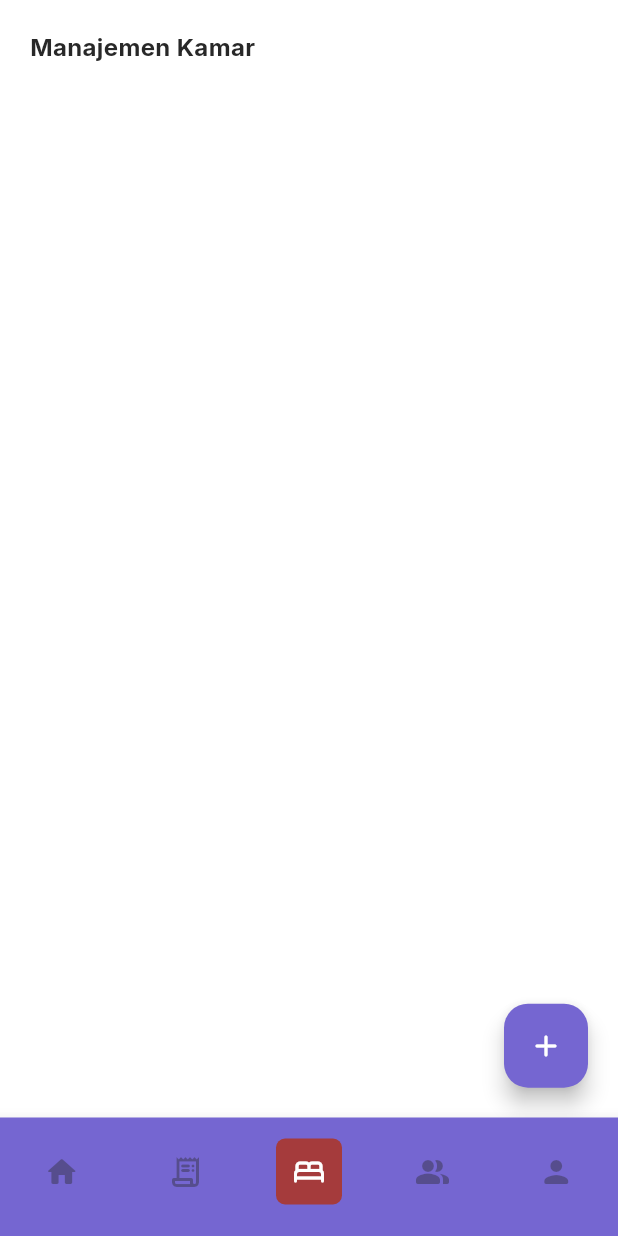
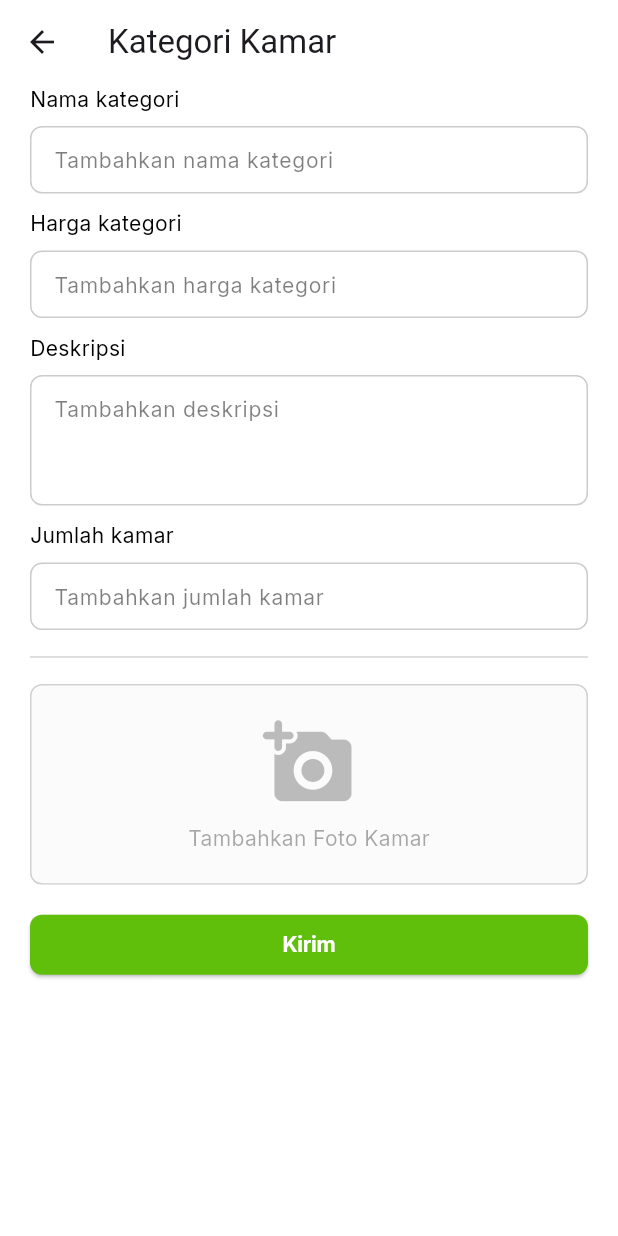
Before and after one commit to farishasyim/ukost, a Flutter app: the Template screen opened directly, item 3 of the bottom bar chosen, after a tap on the "add" icon, on a phone screen of 412 x 824 dp. Run offline on Flutter 3.47's test engine with Material 3 defaults, Android fonts, the phone set to English and light mode, and no system bars; our stand-ins replace dio, file_picker, google_fonts, image_picker, shared_preferences, syncfusion_flutter_charts; accounts and stored records are empty; network calls fail.

Commit message:
implement store category room

```diff
--- a/lib/app/repositories/category/category_repository.dart
+++ b/lib/app/repositories/category/category_repository.dart
@@ -22,4 +22,21 @@ class CategoryRepository {
     }
     return [];
   }
+
+  static Future<bool> storeCategory(Map<String, dynamic> request) async {
+    try {
+      var res = await dio.post(
+        Routes.storeCategory,
+        data: FormData.fromMap(request),
+        options: Header.init(isMultipart: true),
+      );
+      if (res.statusCode == 200) {
+        Log.message(res);
+        return true;
+      }
+    } on DioException catch (e) {
+      Log.error(e);
+    }
+    return false;
+  }
 }
--- a/lib/config/color_assets.dart
+++ b/lib/config/color_assets.dart
@@ -10,5 +10,5 @@ class ColorAsset {
 
   static Color red = const Color.fromRGBO(165, 59, 60, 1);
 
-  static Color success = const Color.fromARGB(255, 130, 236, 38);
+  static Color success = const Color.fromARGB(255, 95, 191, 11);
 }
--- a/lib/config/routes.dart
+++ b/lib/config/routes.dart
@@ -13,4 +13,6 @@ class Routes {
 
   // -------------- ROOM MANAGEMENT -----------------
   static const String roomManagement = "$api/room-management";
+  static const String category = "$roomManagement/category";
+  static const String storeCategory = "$category/store";
 }
--- /dev/null
+++ b/lib/ui_features/components/buttons/multimedia_button.dart
@@ -0,0 +1,113 @@
+import 'dart:io';
+
+import 'package:file_picker/file_picker.dart';
+import 'package:flutter/material.dart';
+import 'package:google_fonts/google_fonts.dart';
+import 'package:ukost/config/color_assets.dart';
+import 'package:ukost/config/constraint.dart';
+import 'package:ukost/config/file_picker.dart';
+
+class MultimediaButton extends StatefulWidget {
+  const MultimediaButton({
+    super.key,
+    required this.onTap,
+    required this.onCancel,
+    this.path,
+  });
+  final Function(File) onTap;
+  final Function() onCancel;
+  final String? path;
+
+  @override
+  State<MultimediaButton> createState() => _MultimediaButtonState();
+}
+
+class _MultimediaButtonState extends State<MultimediaButton> {
+  File? file;
+
+  @override
+  Widget build(BuildContext context) {
+    return InkWell(
+      onTap: file == null
+          ? () async {
+              var pick = await FilePickerHelper.pickFile(
+                fileType: FileType.image,
+              );
+              if (pick.isNotEmpty) {
+                setState(() {
+                  file = pick.first;
+                });
+                widget.onTap(file!);
+              }
+            }
+          : null,
+      borderRadius: BorderRadius.circular(8),
+      child: Material(
+        color: Colors.transparent,
+        child: Ink(
+          padding: EdgeInsets.all(file != null ? 0 : 20),
+          decoration: BoxDecoration(
+            color: ColorAsset.black.withOpacity(0.02),
+            borderRadius: BorderRadius.circular(8),
+            border: Border.all(
+              color: ColorAsset.black.withOpacity(0.2),
+            ),
+          ),
+          width: screenWidth(context),
+          child: () {
+            if (file != null) {
+              return FittedBox(
+                child: Stack(
+                  children: [
+                    Padding(
+                      padding: const EdgeInsets.all(30),
+                      child: Image.file(file!),
+                    ),
+                    IconButton(
+                      onPressed: () {
+                        widget.onCancel();
+                        setState(() {
+                          file = null;
+                        });
+                      },
+                      icon: Container(
+                        decoration: BoxDecoration(
+                          color: ColorAsset.white,
+                          shape: BoxShape.circle,
+                        ),
+                        child: Icon(
+                          Icons.cancel_rounded,
+                          color: ColorAsset.red,
+                          size: 60,
+                        ),
+                      ),
+                    ),
+                  ],
+                ),
+              );
+            } else if (widget.path != null) {
+              return Image.network(widget.path!);
+            }
+            return Column(
+              mainAxisAlignment: MainAxisAlignment.center,
+              children: [
+                Icon(
+                  Icons.add_a_photo_rounded,
+                  color: ColorAsset.black.withOpacity(0.3),
+                  size: screenWidth(context) * 0.15,
+                ),
+                verticalSpace(10),
+                Text(
+                  "Tambahkan Foto Kamar",
+                  style: GoogleFonts.inter(
+                    color: ColorAsset.black.withOpacity(0.4),
+                  ),
+                ),
+              ],
+            );
+          }(),
+        ),
+      ),
+    );
+  }
+}
--- a/lib/ui_features/components/inputs/textfield_primary.dart
+++ b/lib/ui_features/components/inputs/textfield_primary.dart
@@ -168,6 +168,7 @@ class TextFieldPrimary extends StatelessWidget {
               ),
             ),
           ),
+          verticalSpace(10),
         ],
       ),
     );
--- /dev/null
+++ b/lib/ui_features/pages/room_management/form.dart
@@ -0,0 +1,118 @@
+import 'dart:io';
+
+import 'package:flutter/material.dart';
+import 'package:dio/dio.dart';
+import 'package:ukost/app/repositories/category/category_repository.dart';
+import 'package:ukost/config/color_assets.dart';
+import 'package:ukost/config/constant.dart';
+import 'package:ukost/config/constraint.dart';
+import 'package:ukost/config/navigation_services.dart';
+import 'package:ukost/ui_features/components/buttons/multimedia_button.dart';
+import 'package:ukost/ui_features/components/buttons/primary_button.dart';
+import 'package:ukost/ui_features/components/inputs/textfield_primary.dart';
+
+class CategoryFormPage extends StatefulWidget {
+  const CategoryFormPage({super.key, this.onSuccess});
+  final Function()? onSuccess;
+
+  @override
+  State<CategoryFormPage> createState() => _CategoryFormPageState();
+}
+
+class _CategoryFormPageState extends State<CategoryFormPage> {
+  File? file;
+  TextEditingController nameController = TextEditingController(),
+      priceController = TextEditingController(),
+      descriptionController = TextEditingController(),
+      totalRoomController = TextEditingController();
+  @override
+  Widget build(BuildContext context) {
+    return GestureDetector(
+      onTap: () {
+        FocusScope.of(context).unfocus();
+      },
+      child: Scaffold(
+        backgroundColor: ColorAsset.white,
+        appBar: AppBar(
+          title: const Text("Kategori Kamar"),
+          backgroundColor: ColorAsset.white,
+        ),
+        body: ListView(
+          padding: const EdgeInsets.symmetric(horizontal: 20),
+          children: [
+            TextFieldPrimary(
+              controller: nameController,
+              hintText: "Tambahkan nama kategori",
+              label: "Nama kategori",
+            ),
+            TextFieldPrimary(
+              controller: priceController,
+              label: "Harga kategori",
+              hintText: "Tambahkan harga kategori",
+              keyboardType: TextInputType.number,
+            ),
+            TextFieldPrimary(
+              controller: descriptionController,
+              label: "Deskripsi",
+              hintText: "Tambahkan deskripsi",
+              maxLines: 3,
+            ),
+            TextFieldPrimary(
+              controller: totalRoomController,
+              label: "Jumlah kamar",
+              hintText: "Tambahkan jumlah kamar",
+              keyboardType: TextInputType.number,
+            ),
+            Divider(
+              color: ColorAsset.black.withOpacity(0.2),
+            ),
+            verticalSpace(10),
+            MultimediaButton(
+              onTap: (e) {
+                file = e;
+              },
+              onCancel: () {
+                file = null;
+              },
+            ),
+            verticalSpace(20),
+            ValueListenableBuilder(
+              valueListenable: loading,
+              builder: (context, value, _) {
+                return PrimaryButton(
+                  loading: loading.value,
+                  radius: 8,
+                  onTap: () async {
+                    FocusScope.of(context).unfocus();
+                    loading.value = true;
+                    Map<String, dynamic> request = {
+                      "name": nameController.text,
+                      "price": priceController.text,
+                      "description": descriptionController.text,
+                      "total_rooms": totalRoomController.text,
+                    };
+                    if (file != null) {
+                      request["photo"] =
+                          await MultipartFile.fromFile(file!.path);
+                    }
+                    var res = await CategoryRepository.storeCategory(request);
+                    loading.value = false;
+                    if (res) {
+                      backScreen();
+                      if (widget.onSuccess != null) {
+                        widget.onSuccess!();
+                      }
+                    }
+                  },
+                  color: ColorAsset.success,
+                  label: "Kirim",
+                );
+              },
+            ),
+            verticalSpace(20),
+          ],
+        ),
+      ),
+    );
+  }
+}
--- a/lib/ui_features/pages/room_management/room.dart
+++ b/lib/ui_features/pages/room_management/room.dart
@@ -3,10 +3,12 @@ import 'package:ukost/app/models/category/category.dart';
 import 'package:ukost/app/repositories/category/category_repository.dart';
 import 'package:ukost/config/color_assets.dart';
 import 'package:ukost/config/constraint.dart';
+import 'package:ukost/config/navigation_services.dart';
 import 'package:ukost/ui_features/components/appbar/appbar_primary.dart';
 import 'package:ukost/ui_features/components/buttons/button_add.dart';
 import 'package:ukost/ui_features/components/card/room_card.dart';
 import 'package:ukost/ui_features/components/horizontal/horizontal_text.dart';
+import 'package:ukost/ui_features/pages/room_management/form.dart';
 
 class RoomPage extends StatefulWidget {
   const RoomPage({super.key});
@@ -99,7 +101,15 @@ class _RoomPageState extends State<RoomPage> {
                     ),
                     child: FloatingActionButton(
                       heroTag: "room",
-                      onPressed: () {},
+                      onPressed: () {
+                        nextScreen(
+                          CategoryFormPage(
+                            onSuccess: () async {
+                              init();
+                            },
+                          ),
+                        );
+                      },
                       backgroundColor: ColorAsset.violet,
                       child: Icon(
                         Icons.add_rounded,
```
